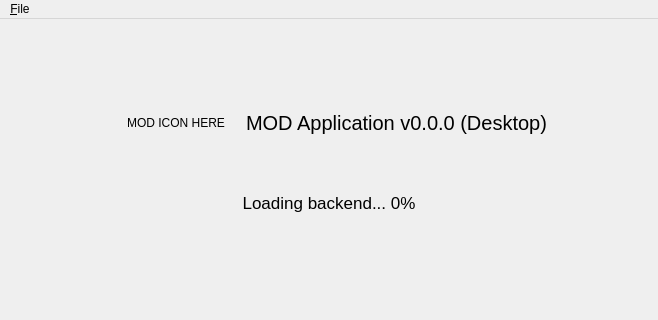
Old version of the form resources/ui/mod_host.ui in the repository mod-audio/mod-app-legacy; both pictures show x 0 to 658 and y 0 to 320 of the 658 by 536 pixel window.
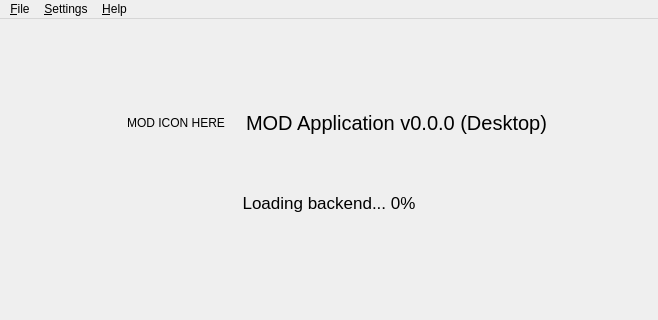
New version of the form.

Commit message: Add some menu actions

The edit to the form file:
```diff
--- a/resources/ui/mod_host.ui
+++ b/resources/ui/mod_host.ui
@@ -155,7 +155,7 @@
      <x>0</x>
      <y>0</y>
      <width>658</width>
-     <height>19</height>
+     <height>17</height>
     </rect>
    </property>
    <widget class="QMenu" name="menu_File">
@@ -169,7 +169,24 @@
     <addaction name="separator"/>
     <addaction name="act_file_quit"/>
    </widget>
+   <widget class="QMenu" name="menu_Settings">
+    <property name="title">
+     <string>&amp;Settings</string>
+    </property>
+    <addaction name="act_settings_configure"/>
+   </widget>
+   <widget class="QMenu" name="menu_Help">
+    <property name="title">
+     <string>&amp;Help</string>
+    </property>
+    <addaction name="act_help_about"/>
+    <addaction name="separator"/>
+    <addaction name="act_help_project"/>
+    <addaction name="act_help_website"/>
+   </widget>
    <addaction name="menu_File"/>
+   <addaction name="menu_Settings"/>
+   <addaction name="menu_Help"/>
   </widget>
   <action name="act_file_new">
    <property name="text">
```
Left out of the diff: 20 changed lines with no effect on the pictures. The commit also changes 1 other file.
